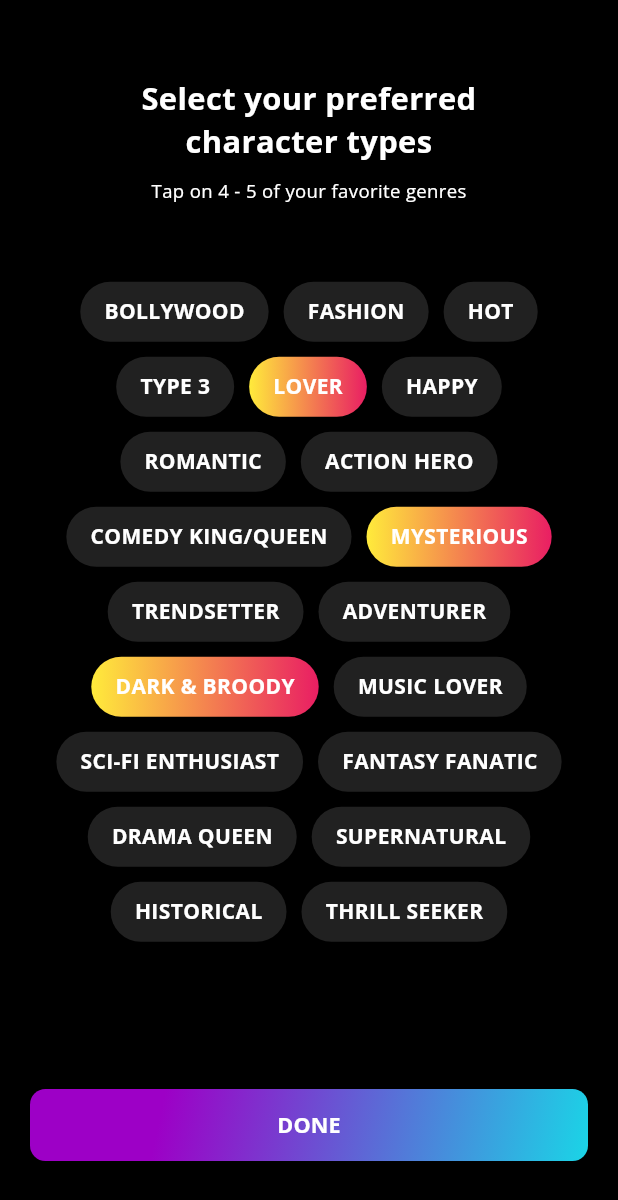
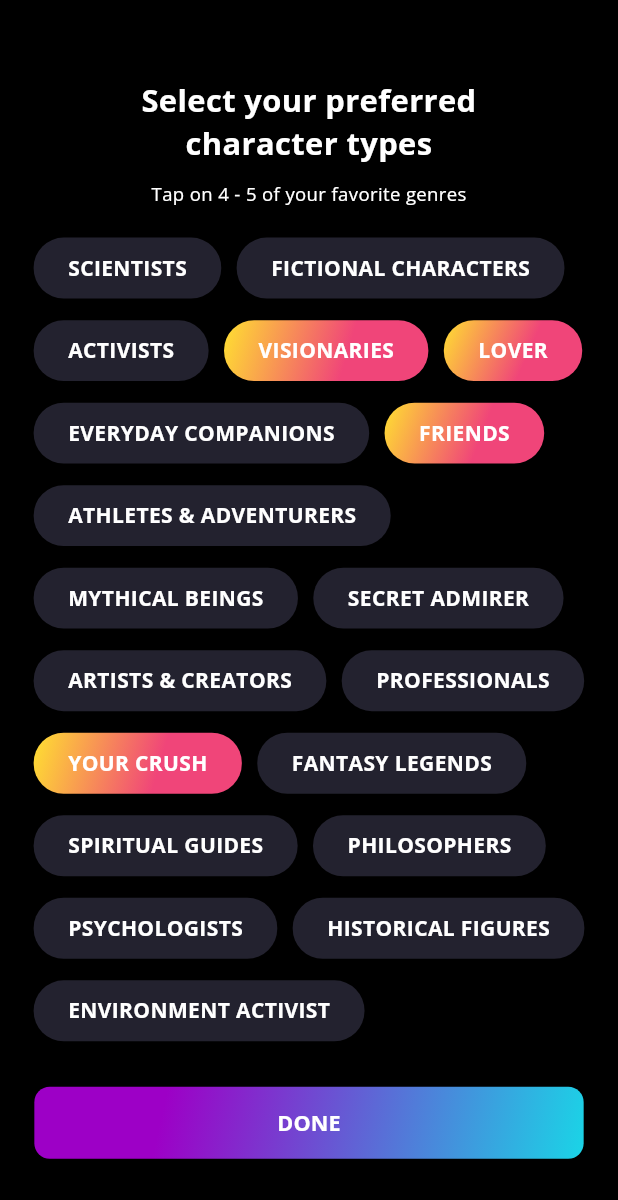
Before and after one commit to harshkapoor99/android, a Flutter app: the CharacterSelectionScreen screen opened by its route, on a phone screen of 412 x 824 dp. Shown: the top 1200 px of the screen. Run offline on Flutter 3.47's test engine with Material 3 defaults, Android fonts, the phone set to English and light mode, and no system bars; our stand-ins replace cached_network_image, flutter_screenutil, flutter_svg, lottie, page_transition, pinput.

Commit message:
feat: interest card design

```diff
--- a/lib/screens/auth/interest.dart
+++ b/lib/screens/auth/interest.dart
@@ -7,7 +7,7 @@ import 'package:guftagu_mobile/utils/context_less_nav.dart';
 import 'package:guftagu_mobile/utils/entensions.dart';
 
 class CharacterSelectionScreen extends StatefulWidget {
-  const CharacterSelectionScreen({super.key});
+  CharacterSelectionScreen({super.key});
 
   @override
   State<CharacterSelectionScreen> createState() =>
@@ -15,37 +15,76 @@ class CharacterSelectionScreen extends StatefulWidget {
 }
 
 class _CharacterSelectionScreenState extends State<CharacterSelectionScreen> {
-  final List<String> characterTypes = [
-    "BOLLYWOOD",
-    "FASHION",
-    "HOT",
-    "TYPE 3",
-    "LOVER",
-    "HAPPY",
-    "ROMANTIC",
-    "ACTION HERO",
-    "COMEDY KING/QUEEN",
-    "MYSTERIOUS",
-    "TRENDSETTER",
-    "ADVENTURER",
-    "DARK & BROODY",
-    "MUSIC LOVER",
-    "SCI-FI ENTHUSIAST",
-    "FANTASY FANATIC",
-    "DRAMA QUEEN",
-    "SUPERNATURAL",
-    "HISTORICAL",
-    "THRILL SEEKER",
+  List<String> characterTypes = [
+    "Scientists",
+    "Fictional Characters",
+    "Activists",
+    "Visionaries",
+    "Lover",
+    "Everyday Companions",
+    "Friends",
+    "Athletes & Adventurers",
+    "Mythical Beings",
+    "Secret Admirer",
+    "Artists & Creators",
+    "Professionals",
+    "Your Crush",
+    "Fantasy Legends",
+    "Spiritual Guides",
+    "Philosophers",
+    "Psychologists",
+    "Historical Figures",
+    "Environment Activist",
+    //
+    "Mythical Beings",
+    "Secret Admirer",
+    "Artists & Creators",
+    "Professionals",
+    "Your Crush",
+    "Fantasy Legends",
+    "Spiritual Guides",
+    "Philosophers",
+    "Psychologists",
+    "Historical Figures",
+    "Environment Activist",
   ];
 
-  List<String> selectedTypes = ["MYSTERIOUS", "LOVER", "DARK & BROODY"];
+  List<String> selectedTypes = [
+    "Visionaries",
+    "Lover",
+    "Friends",
+    "Your Crush",
+  ];
 
   @override
   Widget build(BuildContext context) {
+    List<String> characterTypes = [
+      "Scientists",
+      "Fictional Characters",
+      "Activists",
+      "Visionaries",
+      "Lover",
+      "Everyday Companions",
+      "Friends",
+      "Athletes & Adventurers",
+      "Mythical Beings",
+      "Secret Admirer",
+      "Artists & Creators",
+      "Professionals",
+      "Your Crush",
+      "Fantasy Legends",
+      "Spiritual Guides",
+      "Philosophers",
+      "Psychologists",
+      "Historical Figures",
+      "Environment Activist",
+      //
+      // "Mythical Beings",
+    ];
     return Scaffold(
       backgroundColor: Colors.black,
       body: Padding(
-        padding: const EdgeInsets.symmetric(horizontal: 20.0, vertical: 50.0),
+        padding: EdgeInsets.symmetric(vertical: 50.h),
         child: Column(
           mainAxisAlignment: MainAxisAlignment.center,
           crossAxisAlignment: CrossAxisAlignment.center,
@@ -62,60 +101,67 @@ class _CharacterSelectionScreenState extends State<CharacterSelectionScreen> {
               "Tap on 4 - 5 of your favorite genres",
               style: AppTextStyle(context).textSmall.copyWith(fontSize: 12.sp),
             ),
-            50.ph,
+            20.ph,
+
             // Expanded(
             //   child: ListView.builder(
+            //     shrinkWrap: true,
+            //     itemCount: characterTypes.length,
             //     itemBuilder: (context, index) {
             //       bool isSelected = selectedTypes.contains(
             //         characterTypes[index],
             //       );
-            //       return GestureDetector(
-            //         onTap: () {
-            //           setState(() {
-            //             if (isSelected) {
-            //               selectedTypes.remove(characterTypes[index]);
-            //             } else {
-            //               if (selectedTypes.length < 5) {
-            //                 selectedTypes.add(characterTypes[index]);
-            //               }
-            //             }
-            //           });
-            //         },
-            //         child: Container(
-            //           padding: const EdgeInsets.symmetric(
-            //             horizontal: 16,
-            //             vertical: 10,
-            //           ),
-            //           decoration: BoxDecoration(
-            //             borderRadius: BorderRadius.circular(20),
-            //             gradient:
-            //                 isSelected
-            //                     ? const LinearGradient(
-            //                       colors: [Colors.yellow, Colors.pink],
-            //                     )
-            //                     : null,
-            //             color: isSelected ? null : Colors.grey[900],
-            //           ),
-            //           child: Text(
-            //             characterTypes[index],
-            //             style: TextStyle(
-            //               color: Colors.white,
-            //               fontWeight: FontWeight.bold,
+            //       return Row(
+            //         children: [
+            //           GestureDetector(
+            //             onTap: () {
+            //               setState(() {
+            //                 if (isSelected) {
+            //                   selectedTypes.remove(characterTypes[index]);
+            //                 } else {
+            //                   if (selectedTypes.length < 5) {
+            //                     selectedTypes.add(characterTypes[index]);
+            //                   }
+            //                 }
+            //               });
+            //             },
+            //             child: Container(
+            //               padding: const EdgeInsets.symmetric(
+            //                 horizontal: 16,
+            //                 vertical: 10,
+            //               ),
+            //               decoration: BoxDecoration(
+            //                 borderRadius: BorderRadius.circular(20),
+            //                 gradient:
+            //                     isSelected
+            //                         ? const LinearGradient(
+            //                           colors: [Colors.yellow, Colors.pink],
+            //                         )
+            //                         : null,
+            //                 color: isSelected ? null : Colors.grey[900],
+            //               ),
+            //               child: Text(
+            //                 characterTypes[index],
+            //                 style: TextStyle(
+            //                   color: Colors.white,
+            //                   fontWeight: FontWeight.bold,
+            //                 ),
+            //               ),
             //             ),
             //           ),
-            //         ),
+            //         ],
             //       );
             //     },
-            //     shrinkWrap: true,
-            //     itemCount: characterTypes.length,
             //   ),
             // ),
             Expanded(
               child: SingleChildScrollView(
+                padding: EdgeInsets.symmetric(horizontal: 10.w),
                 child: Wrap(
-                  spacing: 10,
-                  runSpacing: 10,
-                  alignment: WrapAlignment.center,
+                  spacing: 10.r,
+                  runSpacing: 14.r,
+                  alignment: WrapAlignment.start,
+                  crossAxisAlignment: WrapCrossAlignment.start,
                   children:
                       characterTypes.map((type) {
                         bool isSelected = selectedTypes.contains(type);
@@ -132,22 +178,29 @@ class _CharacterSelectionScreenState extends State<CharacterSelectionScreen> {
                             });
                           },
                           child: Container(
-                            padding: const EdgeInsets.symmetric(
-                              horizontal: 16,
-                              vertical: 10,
+                            padding: EdgeInsets.symmetric(
+                              horizontal: 20.w,
+                              vertical: 10.h,
                             ),
                             decoration: BoxDecoration(
                               borderRadius: BorderRadius.circular(20),
                               gradient:
                                   isSelected
                                       ? const LinearGradient(
-                                        colors: [Colors.yellow, Colors.pink],
+                                        colors: [
+                                          Color(0xFFFFE031),
+                                          Color(0xFFF04579),
+                                        ],
+                                        begin: Alignment.topLeft,
+                                        end: Alignment.bottomRight,
+                                        stops: [0, 0.6],
                                       )
                                       : null,
-                              color: isSelected ? null : Colors.grey[900],
+                              color:
+                                  isSelected ? null : context.colorExt.border,
                             ),
                             child: Text(
-                              type,
+                              type.toUpperCase(),
                               style: TextStyle(
                                 color: Colors.white,
                                 fontWeight: FontWeight.bold,
@@ -159,14 +212,20 @@ class _CharacterSelectionScreenState extends State<CharacterSelectionScreen> {
                 ),
               ),
             ),
-            50.ph,
-            GradientButton(
-              title: "done",
-              onTap:
-                  () => context.nav.pushAndRemoveUntil(
-                    MaterialPageRoute(builder: (context) => DashboardScreen()),
-                    (Route<dynamic> route) => false,
-                  ),
+
+            20.ph,
+            Padding(
+              padding: EdgeInsets.symmetric(horizontal: 20.w),
+              child: GradientButton(
+                title: "done",
+                onTap:
+                    () => context.nav.pushAndRemoveUntil(
+                      MaterialPageRoute(
+                        builder: (context) => DashboardScreen(),
+                      ),
+                      (Route<dynamic> route) => false,
+                    ),
+              ),
             ),
           ],
         ),
```
